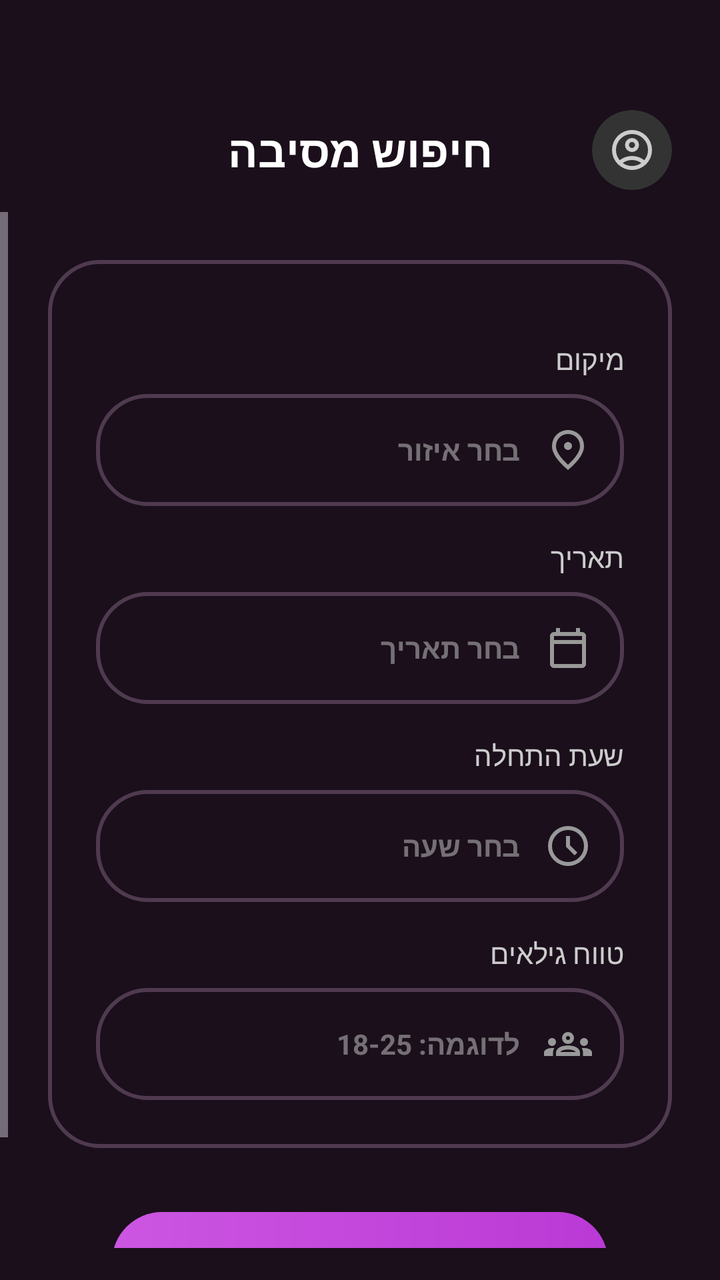
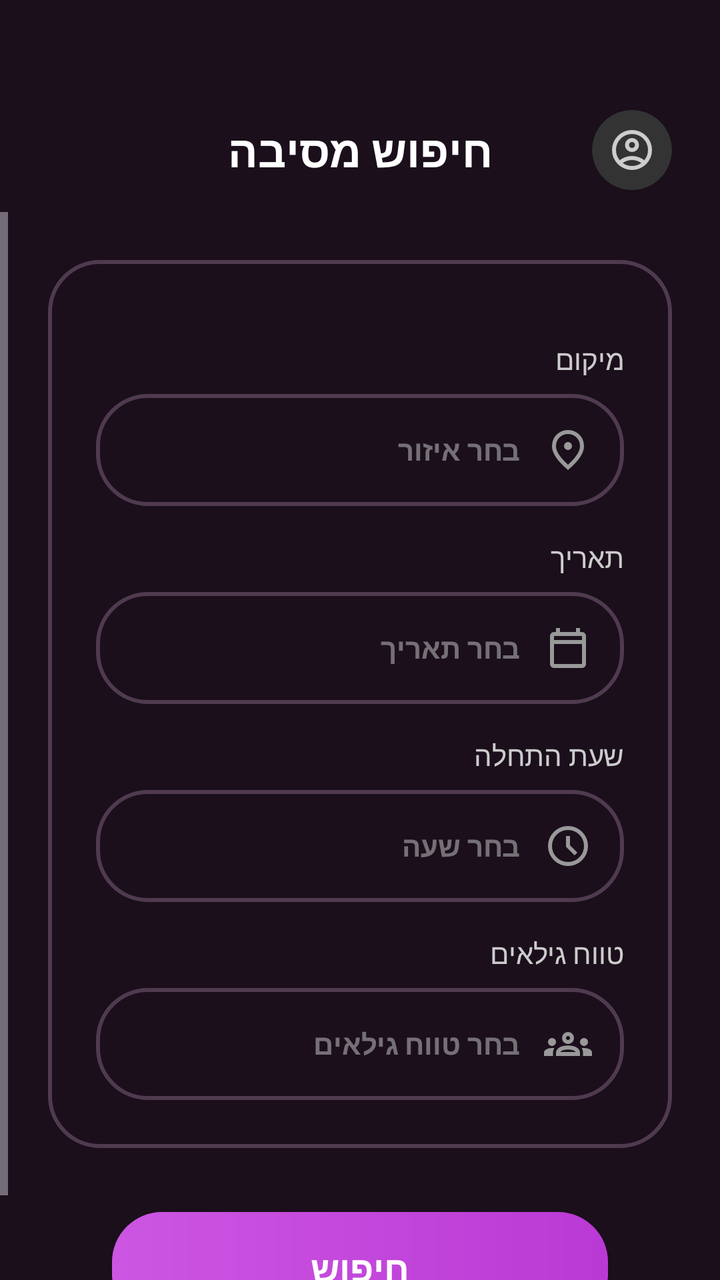

Compare the two renders of this Android layout. The source of the first and the diff that turns it into the second are given below.
<!-- AndroidManifest.xml: application theme Theme.PartyLife -->
<!-- res/layout/activity_party_search_page.xml -->
<?xml version="1.0" encoding="utf-8"?>
<androidx.constraintlayout.widget.ConstraintLayout xmlns:android="http://schemas.android.com/apk/res/android"
    xmlns:app="http://schemas.android.com/apk/res-auto"
    xmlns:tools="http://schemas.android.com/tools"
    android:layout_width="match_parent"
    android:layout_height="match_parent"
    android:background="#1A0F1B"
    android:id="@+id/partySearch"
    android:layoutDirection="rtl">

    <TextView
        android:id="@+id/pageTitle"
        android:layout_width="wrap_content"
        android:layout_height="wrap_content"
        android:layout_marginTop="60dp"
        android:text="חיפוש מסיבה"
        android:textColor="#FFFFFF"
        android:textSize="22sp"
        android:textStyle="bold"
        app:layout_constraintEnd_toEndOf="parent"
        app:layout_constraintStart_toStartOf="parent"
        app:layout_constraintTop_toTopOf="parent" />

    <androidx.cardview.widget.CardView
        android:layout_width="40dp"
        android:layout_height="40dp"
        android:layout_marginStart="24dp"
        app:cardBackgroundColor="#333333"
        app:cardCornerRadius="20dp"
        app:cardElevation="0dp"
        app:layout_constraintBottom_toBottomOf="@id/pageTitle"
        app:layout_constraintStart_toStartOf="parent"
        app:layout_constraintTop_toTopOf="@id/pageTitle">

        <ImageView
            android:layout_width="24dp"
            android:layout_height="24dp"
            android:layout_gravity="center"
            android:src="@drawable/personimeg"
            app:tint="#CCCCCC" />
    </androidx.cardview.widget.CardView>

    <ScrollView
        android:layout_width="match_parent"
        android:layout_height="0dp"
        android:layout_marginTop="16dp"
        android:layout_marginBottom="16dp"
        android:fillViewport="true"
        app:layout_constraintBottom_toBottomOf="parent"
        app:layout_constraintTop_toBottomOf="@id/pageTitle">

        <LinearLayout
            android:layout_width="match_parent"
            android:layout_height="wrap_content"
            android:gravity="center_horizontal"
            android:orientation="vertical"
            android:padding="24dp">

            <LinearLayout
                android:layout_width="match_parent"
                android:layout_height="wrap_content"
                android:background="@drawable/button_outline"
                android:orientation="vertical"
                android:padding="24dp">

                <TextView
                    android:layout_width="match_parent"
                    android:layout_height="wrap_content"
                    android:layout_marginTop="16dp"
                    android:layout_marginBottom="8dp"
                    android:gravity="right"
                    android:text="מיקום"
                    android:textColor="#CCCCCC"
                    android:textSize="14sp" />

                <AutoCompleteTextView
                    android:id="@+id/inputLocation"
                    android:layout_width="match_parent"
                    android:layout_height="56dp"
                    android:background="@drawable/button_outline"
                    android:drawableStart="@drawable/locationicon"
                    android:drawablePadding="12dp"
                    android:drawableTint="#999999"
                    android:gravity="center_vertical|right"
                    android:inputType="none"
                    android:hint="בחר איזור"
                    android:textStyle="bold"
                    android:paddingStart="16dp"
                    android:paddingEnd="16dp"
                    android:textColor="#FFFFFF"
                    android:textColorHint="#66FFFFFF"
                    android:textSize="14sp" />

                <TextView
                    android:layout_width="match_parent"
                    android:layout_height="wrap_content"
                    android:layout_marginTop="16dp"
                    android:layout_marginBottom="8dp"
                    android:gravity="right"
                    android:text="תאריך"
                    android:textColor="#CCCCCC"
                    android:textSize="14sp" />

                <EditText
                    android:id="@+id/inputDate"
                    android:layout_width="match_parent"
                    android:layout_height="56dp"
                    android:background="@drawable/button_outline"
                    android:drawableStart="@drawable/date_icon"
                    android:drawablePadding="12dp"
                    android:drawableTint="#999999"
                    android:focusable="false"
                    android:textStyle="bold"
                    android:gravity="center_vertical|right"
                    android:hint="בחר תאריך"
                    android:inputType="date"
                    android:paddingStart="16dp"
                    android:paddingEnd="16dp"
                    android:textColor="#FFFFFF"
                    android:textColorHint="#66FFFFFF"
                    android:textSize="14sp" />

                <TextView
                    android:layout_width="match_parent"
                    android:layout_height="wrap_content"
                    android:layout_marginTop="16dp"
                    android:layout_marginBottom="8dp"
                    android:gravity="right"
                    android:text="שעת התחלה"
                    android:textColor="#CCCCCC"
                    android:textSize="14sp" />

                <EditText
                    android:id="@+id/inputTime"
                    android:layout_width="match_parent"
                    android:layout_height="56dp"
                    android:background="@drawable/button_outline"
                    android:drawableStart="@drawable/time_icon"
                    android:drawablePadding="12dp"
                    android:drawableTint="#999999"
                    android:focusable="false"
                    android:textStyle="bold"
                    android:gravity="center_vertical|right"
                    android:hint="בחר שעה"
                    android:inputType="time"
                    android:paddingStart="16dp"
                    android:paddingEnd="16dp"
                    android:textColor="#FFFFFF"
                    android:textColorHint="#66FFFFFF"
                    android:textSize="14sp" />

                <TextView
                    android:layout_width="match_parent"
                    android:layout_height="wrap_content"
                    android:layout_marginTop="16dp"
                    android:layout_marginBottom="8dp"
                    android:gravity="right"
                    android:text="טווח גילאים"
                    android:textColor="#CCCCCC"
                    android:textSize="14sp" />

                <AutoCompleteTextView
                    android:id="@+id/inputAge"
                    android:layout_width="match_parent"
                    android:layout_height="56dp"
                    android:background="@drawable/button_outline"
                    android:drawableStart="@drawable/groups_icon"
                    android:drawablePadding="12dp"
                    android:textStyle="bold"
                    android:drawableTint="#999999"
                    android:gravity="center_vertical|right"
                    android:hint="לדוגמה: 18-25"
                    android:paddingStart="16dp"
                    android:paddingEnd="16dp"
                    android:textColor="#FFFFFF"
                    android:textColorHint="#66FFFFFF"
                    android:textSize="14sp" />

            </LinearLayout>

            <androidx.appcompat.widget.AppCompatButton
                android:id="@+id/btnSearch"
                android:layout_width="match_parent"
                android:layout_height="56dp"
                android:layout_marginTop="32dp"
                android:layout_marginStart="32dp"
                android:layout_marginEnd="32dp"
                android:background="@drawable/button_gradient"
                android:text="חיפוש"
                android:textColor="#FFFFFF"
                android:textSize="18sp"
                android:textStyle="bold" />

        </LinearLayout>
    </ScrollView>

</androidx.constraintlayout.widget.ConstraintLayout>
<!-- resources referenced by this layout -->
<resources>
  <!-- drawable button_gradient (drawable) -->
  <?xml version="1.0" encoding="utf-8"?>
  <shape xmlns:android="http://schemas.android.com/apk/res/android">
      <gradient
          android:startColor="#CC56E2"
          android:endColor="#BA39D5"
          android:angle="0"/>
      <corners android:radius="25dp"/>
  </shape>
  <!-- drawable button_outline (drawable) -->
  <?xml version="1.0" encoding="utf-8"?>
  <shape xmlns:android="http://schemas.android.com/apk/res/android"
      android:shape="rectangle">
      <solid android:color="@android:color/transparent"/> <corners android:radius="25dp"/> <stroke
      android:width="2dp"
  
      android:color="#4F3A4F"
  
      /> </shape>
  <!-- drawable date_icon (drawable) -->
  <vector xmlns:android="http://schemas.android.com/apk/res/android"
      android:width="24dp"
      android:height="24dp"
      android:viewportWidth="960"
      android:viewportHeight="960">
    <path
        android:pathData="M200,880q-33,0 -56.5,-23.5T120,800v-560q0,-33 23.5,-56.5T200,160h40v-80h80v80h320v-80h80v80h40q33,0 56.5,23.5T840,240v560q0,33 -23.5,56.5T760,880L200,880ZM200,800h560v-400L200,400v400ZM200,320h560v-80L200,240v80ZM200,320v-80,80Z"
        android:fillColor="#FFFFFF"/>
  </vector>
  <!-- drawable locationicon (drawable) -->
  <vector xmlns:android="http://schemas.android.com/apk/res/android"
      android:width="24dp"
      android:height="24dp"
      android:viewportWidth="960"
      android:viewportHeight="960">
    <path
        android:pathData="M480,480q33,0 56.5,-23.5T560,400q0,-33 -23.5,-56.5T480,320q-33,0 -56.5,23.5T400,400q0,33 23.5,56.5T480,480ZM480,774q122,-112 181,-203.5T720,408q0,-109 -69.5,-178.5T480,160q-101,0 -170.5,69.5T240,408q0,71 59,162.5T480,774ZM480,880Q319,743 239.5,625.5T160,408q0,-150 96.5,-239T480,80q127,0 223.5,89T800,408q0,100 -79.5,217.5T480,880ZM480,400Z"
        android:fillColor="#FFFFFF"/>
  </vector>
  <!-- drawable personimeg (drawable) -->
  <vector xmlns:android="http://schemas.android.com/apk/res/android"
      android:width="24dp"
      android:height="24dp"
      android:viewportWidth="960"
      android:viewportHeight="960">
    <path
        android:pathData="M234,684q51,-39 114,-61.5T480,600q69,0 132,22.5T726,684q35,-41 54.5,-93T800,480q0,-133 -93.5,-226.5T480,160q-133,0 -226.5,93.5T160,480q0,59 19.5,111t54.5,93ZM480,520q-59,0 -99.5,-40.5T340,380q0,-59 40.5,-99.5T480,240q59,0 99.5,40.5T620,380q0,59 -40.5,99.5T480,520ZM480,880q-83,0 -156,-31.5T197,763q-54,-54 -85.5,-127T80,480q0,-83 31.5,-156T197,197q54,-54 127,-85.5T480,80q83,0 156,31.5T763,197q54,54 85.5,127T880,480q0,83 -31.5,156T763,763q-54,54 -127,85.5T480,880ZM480,800q53,0 100,-15.5t86,-44.5q-39,-29 -86,-44.5T480,680q-53,0 -100,15.5T294,740q39,29 86,44.5T480,800ZM480,440q26,0 43,-17t17,-43q0,-26 -17,-43t-43,-17q-26,0 -43,17t-17,43q0,26 17,43t43,17ZM480,380ZM480,740Z"
        android:fillColor="#FFFFFF"/>
  </vector>
  <!-- drawable time_icon (drawable) -->
  <vector xmlns:android="http://schemas.android.com/apk/res/android"
      android:width="24dp"
      android:height="24dp"
      android:viewportWidth="960"
      android:viewportHeight="960">
    <path
        android:pathData="m612,668 l56,-56 -148,-148v-184h-80v216l172,172ZM480,880q-83,0 -156,-31.5T197,763q-54,-54 -85.5,-127T80,480q0,-83 31.5,-156T197,197q54,-54 127,-85.5T480,80q83,0 156,31.5T763,197q54,54 85.5,127T880,480q0,83 -31.5,156T763,763q-54,54 -127,85.5T480,880ZM480,480ZM480,800q133,0 226.5,-93.5T800,480q0,-133 -93.5,-226.5T480,160q-133,0 -226.5,93.5T160,480q0,133 93.5,226.5T480,800Z"
        android:fillColor="#FFFFFF"/>
  </vector>
  <style name="Theme.PartyLife" parent="Base.Theme.PartyLife" />
  <style name="Base.Theme.PartyLife" parent="Theme.Material3.Dark.NoActionBar">
        
  
      </style>
  <!-- unchanged entries left out for length: 1 -->
</resources>

<!-- the commit's change to res/layout/activity_party_search_page.xml (unified diff, before → after) -->
@@ -44,7 +44,6 @@
         android:layout_width="match_parent"
         android:layout_height="0dp"
         android:layout_marginTop="16dp"
-        android:layout_marginBottom="16dp"
         android:fillViewport="true"
         app:layout_constraintBottom_toBottomOf="parent"
         app:layout_constraintTop_toBottomOf="@id/pageTitle">
@@ -56,127 +55,146 @@
             android:orientation="vertical"
             android:padding="24dp">
 
+            
             <LinearLayout
+                android:id="@+id/searchForContainer"
                 android:layout_width="match_parent"
                 android:layout_height="wrap_content"
                 android:background="@drawable/button_outline"
                 android:orientation="vertical"
                 android:padding="24dp">
 
-                <TextView
+                
+                <LinearLayout
+                    android:id="@+id/fieldsContainer"
                     android:layout_width="match_parent"
                     android:layout_height="wrap_content"
-                    android:layout_marginTop="16dp"
-                    android:layout_marginBottom="8dp"
-                    android:gravity="right"
-                    android:text="מיקום"
-                    android:textColor="#CCCCCC"
-                    android:textSize="14sp" />
-
-                <AutoCompleteTextView
-                    android:id="@+id/inputLocation"
-                    android:layout_width="match_parent"
-                    android:layout_height="56dp"
-                    android:background="@drawable/button_outline"
-                    android:drawableStart="@drawable/locationicon"
-                    android:drawablePadding="12dp"
-                    android:drawableTint="#999999"
-                    android:gravity="center_vertical|right"
-                    android:inputType="none"
-                    android:hint="בחר איזור"
-                    android:textStyle="bold"
-                    android:paddingStart="16dp"
-                    android:paddingEnd="16dp"
-                    android:textColor="#FFFFFF"
-                    android:textColorHint="#66FFFFFF"
-                    android:textSize="14sp" />
-
-                <TextView
+                    android:orientation="vertical">
+
+                    <TextView
+                        android:layout_width="match_parent"
+                        android:layout_height="wrap_content"
+                        android:layout_marginTop="16dp"
+                        android:layout_marginBottom="8dp"
+                        android:gravity="right"
+                        android:text="מיקום"
+                        android:textColor="#CCCCCC"
+                        android:textSize="14sp" />
+
+                    <AutoCompleteTextView
+                        android:id="@+id/inputLocation"
+                        android:layout_width="match_parent"
+                        android:layout_height="56dp"
+                        android:background="@drawable/button_outline"
+                        android:drawableStart="@drawable/locationicon"
+                        android:drawablePadding="12dp"
+                        android:drawableTint="#999999"
+                        android:gravity="center_vertical|right"
+                        android:inputType="none"
+                        android:hint="בחר איזור"
+                        android:paddingStart="16dp"
+                        android:paddingEnd="16dp"
+                        android:textColor="#FFFFFF"
+                        android:textColorHint="#66FFFFFF"
+                        android:textSize="14sp"
+                        android:textStyle="bold" />
+
+                    <TextView
+                        android:layout_width="match_parent"
+                        android:layout_height="wrap_content"
+                        android:layout_marginTop="16dp"
+                        android:layout_marginBottom="8dp"
+                        android:gravity="right"
+                        android:text="תאריך"
+                        android:textColor="#CCCCCC"
+                        android:textSize="14sp" />
+
+                    <EditText
+                        android:id="@+id/inputDate"
+                        android:layout_width="match_parent"
+                        android:layout_height="56dp"
+                        android:background="@drawable/button_outline"
+                        android:drawableStart="@drawable/date_icon"
+                        android:drawablePadding="12dp"
+                        android:drawableTint="#999999"
+                        android:focusable="false"
+                        android:gravity="center_vertical|right"
+                        android:hint="בחר תאריך"
+                        android:inputType="date"
+                        android:paddingStart="16dp"
+                        android:paddingEnd="16dp"
+                        android:textColor="#FFFFFF"
+                        android:textColorHint="#66FFFFFF"
+                        android:textSize="14sp"
+                        android:textStyle="bold" />
+
+                    <TextView
+                        android:layout_width="match_parent"
+                        android:layout_height="wrap_content"
+                        android:layout_marginTop="16dp"
+                        android:layout_marginBottom="8dp"
+                        android:gravity="right"
+                        android:text="שעת התחלה"
+                        android:textColor="#CCCCCC"
+                        android:textSize="14sp" />
+
+                    <EditText
+                        android:id="@+id/inputTime"
+                        android:layout_width="match_parent"
+                        android:layout_height="56dp"
+                        android:background="@drawable/button_outline"
+                        android:drawableStart="@drawable/time_icon"
+                        android:drawablePadding="12dp"
+                        android:drawableTint="#999999"
+                        android:focusable="false"
+                        android:gravity="center_vertical|right"
+                        android:hint="בחר שעה"
+                        android:inputType="time"
+                        android:paddingStart="16dp"
+                        android:paddingEnd="16dp"
+                        android:textColor="#FFFFFF"
+                        android:textColorHint="#66FFFFFF"
+                        android:textSize="14sp"
+                        android:textStyle="bold" />
+
+                    <TextView
+                        android:layout_width="match_parent"
+                        android:layout_height="wrap_content"
+                        android:layout_marginTop="16dp"
+                        android:layout_marginBottom="8dp"
+                        android:gravity="right"
+                        android:text="טווח גילאים"
+                        android:textColor="#CCCCCC"
+                        android:textSize="14sp" />
+
+                    <AutoCompleteTextView
+                        android:id="@+id/inputAge"
+                        android:layout_width="match_parent"
+                        android:layout_height="56dp"
+                        android:background="@drawable/button_outline"
+                        android:drawableStart="@drawable/groups_icon"
+                        android:drawablePadding="12dp"
+                        android:drawableTint="#999999"
+                        android:gravity="center_vertical|right"
+                        android:hint="בחר טווח גילאים"
+                        android:inputType="none"
+                        android:paddingStart="16dp"
+                        android:paddingEnd="16dp"
+                        android:textColor="#FFFFFF"
+                        android:textColorHint="#66FFFFFF"
+                        android:textSize="14sp"
+                        android:textStyle="bold" />
+
+                </LinearLayout> 
+
+                
+                <FrameLayout
+                    android:id="@+id/resultsContainer"
                     android:layout_width="match_parent"
                     android:layout_height="wrap_content"
-                    android:layout_marginTop="16dp"
-                    android:layout_marginBottom="8dp"
-                    android:gravity="right"
-                    android:text="תאריך"
-                    android:textColor="#CCCCCC"
-                    android:textSize="14sp" />
-
-                <EditText
-                    android:id="@+id/inputDate"
-                    android:layout_width="match_parent"
-                    android:layout_height="56dp"
-                    android:background="@drawable/button_outline"
-                    android:drawableStart="@drawable/date_icon"
-                    android:drawablePadding="12dp"
-                    android:drawableTint="#999999"
-                    android:focusable="false"
-                    android:textStyle="bold"
-                    android:gravity="center_vertical|right"
-                    android:hint="בחר תאריך"
-                    android:inputType="date"
-                    android:paddingStart="16dp"
-                    android:paddingEnd="16dp"
-                    android:textColor="#FFFFFF"
-                    android:textColorHint="#66FFFFFF"
-                    android:textSize="14sp" />
-
-                <TextView
-                    android:layout_width="match_parent"
-                    android:layout_height="wrap_content"
-                    android:layout_marginTop="16dp"
-                    android:layout_marginBottom="8dp"
-                    android:gravity="right"
-                    android:text="שעת התחלה"
-                    android:textColor="#CCCCCC"
-                    android:textSize="14sp" />
-
-                <EditText
-                    android:id="@+id/inputTime"
-                    android:layout_width="match_parent"
-                    android:layout_height="56dp"
-                    android:background="@drawable/button_outline"
-                    android:drawableStart="@drawable/time_icon"
-                    android:drawablePadding="12dp"
-                    android:drawableTint="#999999"
-                    android:focusable="false"
-                    android:textStyle="bold"
-                    android:gravity="center_vertical|right"
-                    android:hint="בחר שעה"
-                    android:inputType="time"
-                    android:paddingStart="16dp"
-                    android:paddingEnd="16dp"
-                    android:textColor="#FFFFFF"
-                    android:textColorHint="#66FFFFFF"
-                    android:textSize="14sp" />
-
-                <TextView
-                    android:layout_width="match_parent"
-                    android:layout_height="wrap_content"
-                    android:layout_marginTop="16dp"
-                    android:layout_marginBottom="8dp"
-                    android:gravity="right"
-                    android:text="טווח גילאים"
-                    android:textColor="#CCCCCC"
-                    android:textSize="14sp" />
-
-                <AutoCompleteTextView
-                    android:id="@+id/inputAge"
-                    android:layout_width="match_parent"
-                    android:layout_height="56dp"
-                    android:background="@drawable/button_outline"
-                    android:drawableStart="@drawable/groups_icon"
-                    android:drawablePadding="12dp"
-                    android:textStyle="bold"
-                    android:drawableTint="#999999"
-                    android:gravity="center_vertical|right"
-                    android:hint="לדוגמה: 18-25"
-                    android:paddingStart="16dp"
-                    android:paddingEnd="16dp"
-                    android:textColor="#FFFFFF"
-                    android:textColorHint="#66FFFFFF"
-                    android:textSize="14sp" />
-
-            </LinearLayout>
+                    android:visibility="gone" />
+
+            </LinearLayout> 
 
             <androidx.appcompat.widget.AppCompatButton
                 android:id="@+id/btnSearch"
